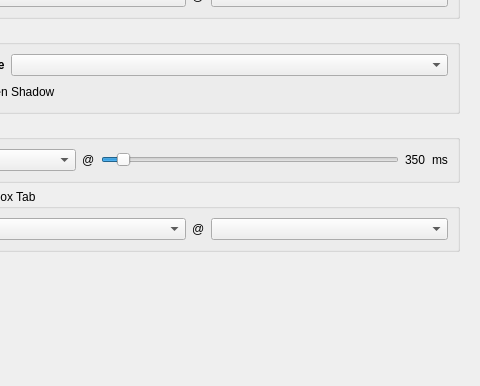
Qt form config/config.ui (deiv/bespin-pkg) before a commit; both pictures show x 310 to 790 and y 110 to 496 of the 790 by 496 pixel window.
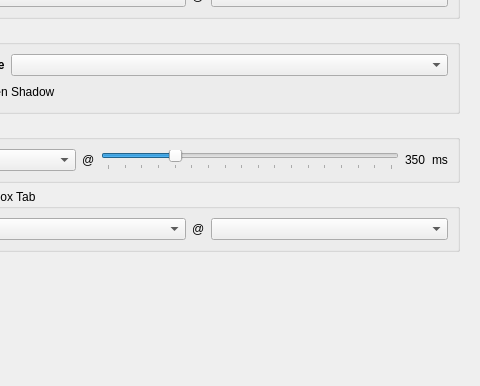
The same form after that commit. The open tabs and pages were chosen to show the change.

Commit message: improved tab animation for fast switchers, kdeini manages color updates, removed unused eventkiller

The edit to the form file:
```diff
--- a/config/config.ui
+++ b/config/config.ui
@@ -1127,7 +1127,7 @@
              <number>150</number>
             </property>
             <property name="maximum" >
-             <number>4000</number>
+             <number>1000</number>
             </property>
             <property name="singleStep" >
              <number>50</number>
@@ -1141,6 +1141,12 @@
             <property name="orientation" >
              <enum>Qt::Horizontal</enum>
             </property>
+            <property name="tickPosition" >
+             <enum>QSlider::TicksBelow</enum>
+            </property>
+            <property name="tickInterval" >
+             <number>50</number>
+            </property>
            </widget>
           </item>
           <item row="0" column="3" >
```
Left out of the diff: 4 changed lines with no effect on the pictures. The commit also changes 6 other files.
